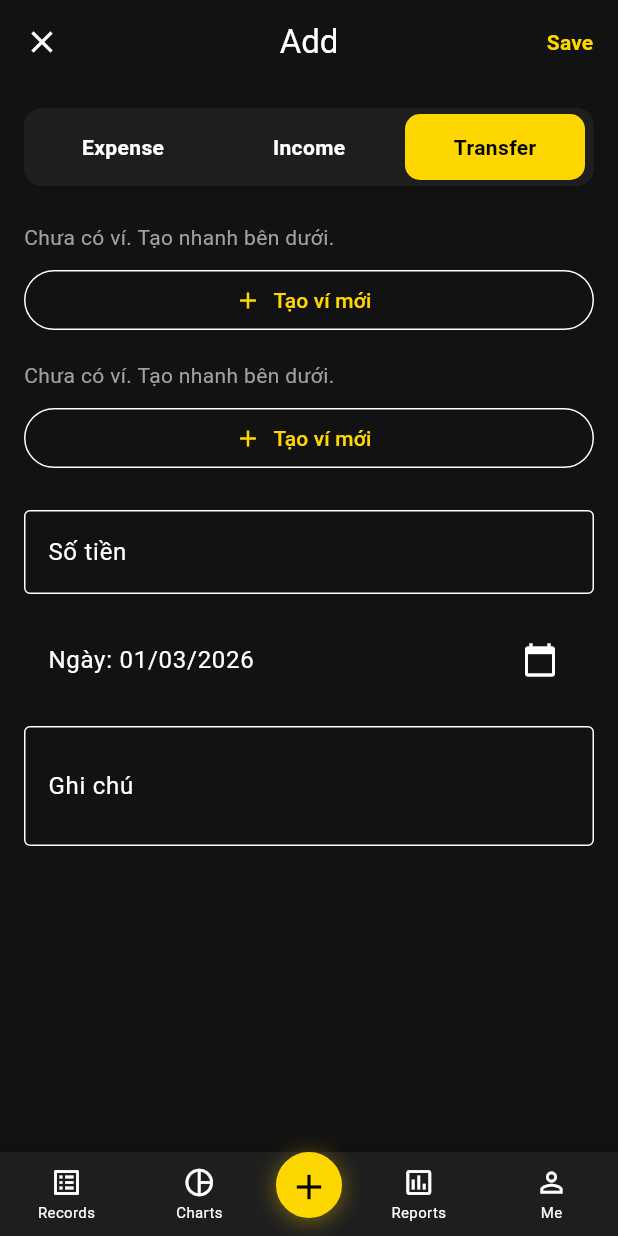
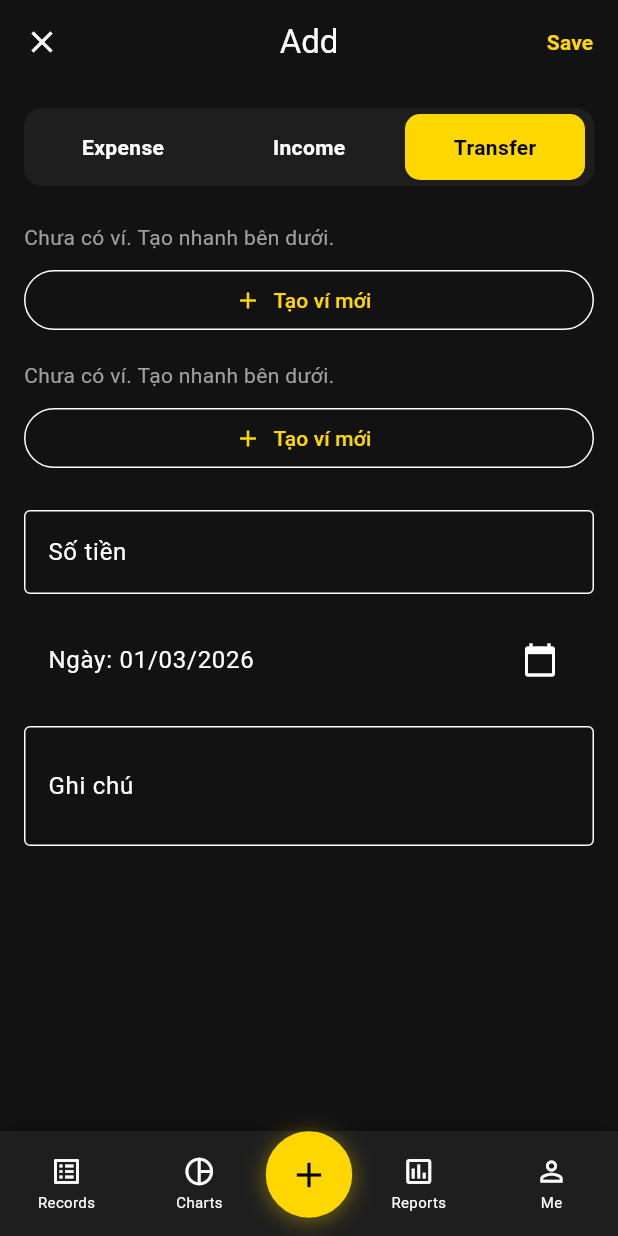
Before and after one commit to Orias1701/APP--Money-Tracker, a Flutter app: the AddTransactionScreen screen opened by its route, after a tap on "Transfer", on a phone screen of 412 x 824 dp. Run offline on Flutter 3.47's test engine with Material 3 defaults, Android fonts, the phone set to English and light mode, and no system bars; our stand-ins replace fl_chart, flutter_dotenv, flutter_riverpod, go_router, shared_preferences, supabase_flutter; accounts and stored records are empty.

Commit message:
fix lỗi sau khi add tiền/danh mục

```diff
--- a/lib/src/common_widgets/custom_bottom_nav_bar.dart
+++ b/lib/src/common_widgets/custom_bottom_nav_bar.dart
@@ -22,7 +22,7 @@ class CustomBottomNavBar extends StatelessWidget {
   @override
   Widget build(BuildContext context) {
     return Container(
-      height: kBottomNavigationBarHeight,
+      height: 70, // Increased height to prevent overflow when lifted
       width: double.infinity,
       decoration: const BoxDecoration(
         color: AppColors.surface,
@@ -125,11 +125,12 @@ class _NavItemState extends State<_NavItem> {
   Widget build(BuildContext context) {
     final isSelected = widget.selected;
     final double baseSize = widget.size;
-    final double borderWidth = isSelected ? baseSize * 0.2 : 0.0;
     final double lift = isSelected ? baseSize * 0.25 : 0.0;
     final bgColor = isSelected
         ? AppColors.primary
-        : (_hover ? AppColors.surface.withValues(alpha: 0.85) : AppColors.surface);
+        : (_hover
+              ? AppColors.surface.withValues(alpha: 0.85)
+              : AppColors.surface);
     final textColor = isSelected ? Colors.black : AppColors.textPrimary;
     final iconColor = isSelected ? Colors.black : AppColors.textPrimary;
 
@@ -149,17 +150,20 @@ class _NavItemState extends State<_NavItem> {
               child: AnimatedContainer(
                 duration: const Duration(milliseconds: 200),
                 curve: Curves.easeOut,
-                width: baseSize,
-                height: baseSize,
+                padding: const EdgeInsets.symmetric(
+                  horizontal: 12,
+                  vertical: 8,
+                ),
                 decoration: BoxDecoration(
-                  shape: BoxShape.circle,
+                  borderRadius: BorderRadius.circular(14),
                   color: bgColor,
                   border: Border.all(
                     color: isSelected ? AppColors.primary : Colors.transparent,
-                    width: borderWidth,
+                    width: isSelected ? 1.5 : 0,
                   ),
                 ),
                 child: Column(
+                  mainAxisSize: MainAxisSize.min,
                   mainAxisAlignment: MainAxisAlignment.center,
                   children: [
                     Icon(widget.icon, size: 22, color: iconColor),
@@ -169,10 +173,12 @@ class _NavItemState extends State<_NavItem> {
                       style: TextStyle(
                         fontSize: 10,
                         color: textColor,
-                        fontWeight: isSelected ? FontWeight.w600 : FontWeight.normal,
+                        fontWeight: isSelected
+                            ? FontWeight.w600
+                            : FontWeight.normal,
                       ),
                       maxLines: 1,
-                      overflow: TextOverflow.ellipsis,
+                      overflow: TextOverflow.visible,
                     ),
                   ],
                 ),
@@ -186,7 +192,11 @@ class _NavItemState extends State<_NavItem> {
 }
 
 class _FabItem extends StatefulWidget {
-  const _FabItem({required this.size, required this.onTap, this.selected = false});
+  const _FabItem({
+    required this.size,
+    required this.onTap,
+    this.selected = false,
+  });
 
   final double size;
   final VoidCallback onTap;
--- a/lib/src/features/accounts/domain/account.dart
+++ b/lib/src/features/accounts/domain/account.dart
@@ -29,7 +29,9 @@ class Account {
       name: map['name'] as String,
       accountType: map['account_type'] as String,
       balance: (map['balance'] is num) ? (map['balance'] as num).toDouble() : 0,
-      creditLimit: (map['credit_limit'] is num) ? (map['credit_limit'] as num).toDouble() : 0,
+      creditLimit: (map['credit_limit'] is num)
+          ? (map['credit_limit'] as num).toDouble()
+          : 0,
       currency: map['currency'] as String? ?? 'VND',
       includeInTotal: map['include_in_total'] as bool? ?? true,
     );
@@ -46,4 +48,14 @@ class Account {
       'include_in_total': includeInTotal,
     };
   }
+
+  @override
+  bool operator ==(Object other) {
+    if (identical(this, other)) return true;
+
+    return other is Account && other.id == id;
+  }
+
+  @override
+  int get hashCode => id.hashCode;
 }
--- a/lib/src/features/profile/presentation/screens/me_placeholder_screen.dart
+++ b/lib/src/features/profile/presentation/screens/me_placeholder_screen.dart
@@ -65,20 +65,29 @@ class MePlaceholderScreen extends ConsumerWidget {
               ),
               const SizedBox(height: 24),
               ListTile(
-                leading: const Icon(Icons.workspace_premium, color: AppColors.primary),
-                title: const Text('Premium Member'),
+                leading: const Icon(
+                  Icons.workspace_premium,
+                  color: AppColors.primary,
+                ),
+                title: const Text('Mua Premium'),
                 trailing: const Icon(Icons.chevron_right),
                 onTap: () {},
               ),
               ListTile(
-                leading: const Icon(Icons.settings, color: AppColors.textSecondary),
+                leading: const Icon(
+                  Icons.settings,
+                  color: AppColors.textSecondary,
+                ),
                 title: const Text('Cài đặt'),
                 trailing: const Icon(Icons.chevron_right),
                 onTap: () {},
               ),
               ListTile(
-                leading: const Icon(Icons.logout, color: AppColors.textSecondary),
-                title: const Text('Sign out'),
+                leading: const Icon(
+                  Icons.logout,
+                  color: AppColors.textSecondary,
+                ),
+                title: const Text('Đăng xuất'),
                 onTap: () async {
                   await ref.read(authRepositoryProvider).signOut();
                   if (context.mounted) context.go('/login');
```
Also changed, not shown: pubspec.lock.
